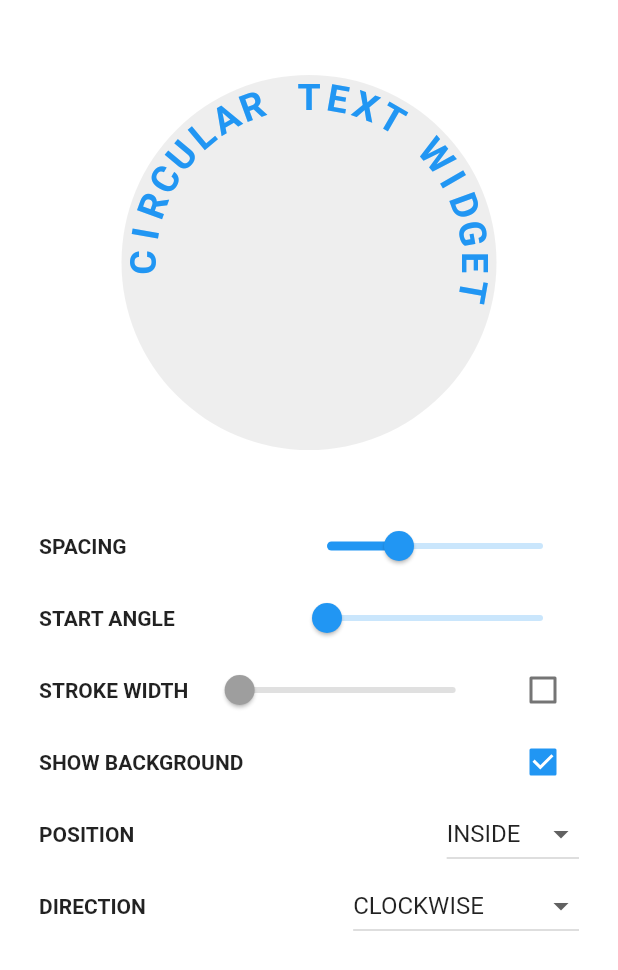
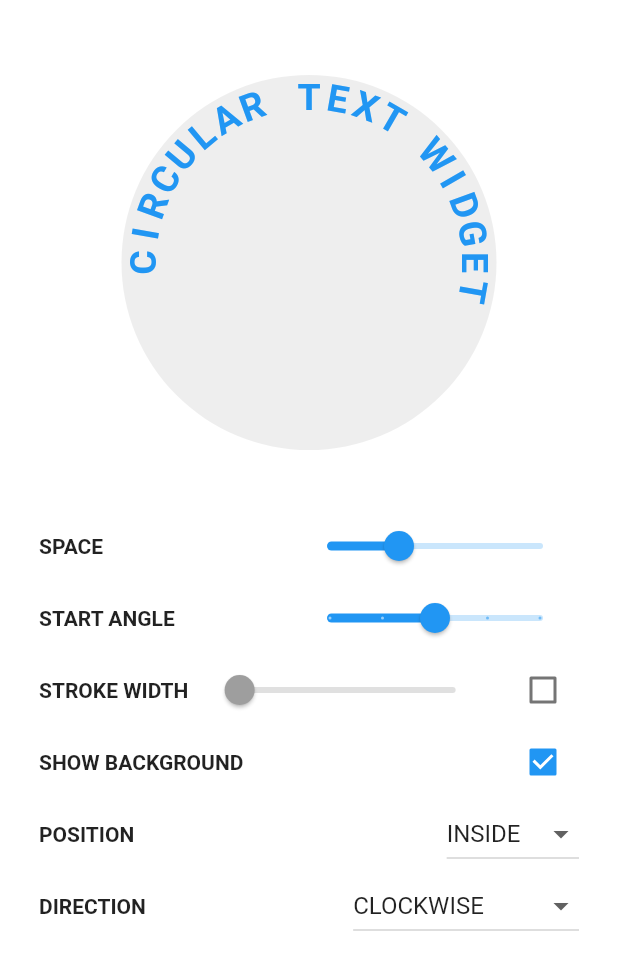
Before and after one commit to faob-dev/flutter_circular_text, a Flutter app: the screen it shows after launch, on a phone screen of 412 x 824 dp. Shown: the top 970 px of the screen. Run offline on Flutter 3.47's test engine with Material 2 defaults, Android fonts, the phone set to English and light mode, and no system bars.

Commit message:
added some minor changes and changed text angle position

```diff
--- a/example/lib/main.dart
+++ b/example/lib/main.dart
@@ -13,8 +13,8 @@ class CircularTextDemo extends StatefulWidget {
 }
 
 class _CircularTextDemoState extends State<CircularTextDemo> {
-  double _spacing = 10;
-  double _startAngle = 0;
+  double _space = 10;
+  double _startAngle = 180;
   double _strokeWidth = 0.0;
   bool _showStroke = false;
   bool _showBackground = true;
@@ -71,11 +71,13 @@ class _CircularTextDemoState extends State<CircularTextDemo> {
     }
 
     return CircularText(
-      text: "circular text widget",
-      textStyle: TextStyle(
-          fontSize: 25, color: Colors.blue, fontWeight: FontWeight.bold),
+      text: Text(
+        "circular text widget",
+        style: TextStyle(
+            fontSize: 25, color: Colors.blue, fontWeight: FontWeight.bold),
+      ),
       radius: 125,
-      spacing: _spacing,
+      space: _space,
       startAngle: _startAngle,
       backgroundPaint: backgroundPaint,
       position: _position,
@@ -88,13 +90,13 @@ class _CircularTextDemoState extends State<CircularTextDemo> {
       child: Row(
         mainAxisAlignment: MainAxisAlignment.spaceBetween,
         children: <Widget>[
-          Text("SPACING", style: TextStyle(fontWeight: FontWeight.bold)),
+          Text("SPACE", style: TextStyle(fontWeight: FontWeight.bold)),
           Slider(
-            value: _spacing,
+            value: _space,
             min: 0,
             max: 30,
             onChanged: (value) {
-              setState(() => _spacing = value);
+              setState(() => _space = value);
             },
           )
         ],
@@ -112,6 +114,8 @@ class _CircularTextDemoState extends State<CircularTextDemo> {
             value: _startAngle,
             min: 0,
             max: 360,
+            divisions: 4,
+            label: "${_startAngle.toInt()}",
             onChanged: (value) {
               setState(() => _startAngle = value);
             },
--- a/lib/circular_text/widget.dart
+++ b/lib/circular_text/widget.dart
@@ -7,22 +7,16 @@ enum CircularTextPosition { outside, inside }
 
 class CircularText extends StatelessWidget {
   //Text
-  final String text;
-
-  //Text style
-  final TextStyle textStyle;
+  final Text text;
 
   //Circle radius
   final double radius;
 
   //Spacing between characters
-  final double spacing;
+  final double space;
 
   //Text starting position
   final double startAngle;
-
-  //Background shape paint
-  final Paint backgroundPaint;
 
   //Text position either outside or inside circle
   final CircularTextPosition position;
@@ -30,25 +24,26 @@ class CircularText extends StatelessWidget {
   //Text direction either clockwise or anticlockwise
   final CircularTextDirection direction;
 
+  //Background shape paint
+  final Paint backgroundPaint;
+
   CircularText(
       {Key key,
       @required this.text,
-      this.textStyle = const TextStyle(),
       this.radius = 125,
-      this.spacing = 10,
+      this.space = 10,
       this.startAngle = 0,
       Paint backgroundPaint,
       this.position = CircularTextPosition.inside,
       this.direction = CircularTextDirection.clockwise})
       : assert(text != null),
-        assert(textStyle != null),
         assert(radius != null && radius >= 0),
-        assert(spacing != null && spacing >= 0),
-        assert(startAngle != null && startAngle >= 0),
+        assert(space != null && space >= 0),
+        assert(startAngle != null),
+        assert(position != null),
+        assert(direction != null),
         this.backgroundPaint = backgroundPaint ??
             (backgroundPaint = Paint()..color = Colors.transparent),
-        assert(position != null),
-        assert(direction != null),
         super(key: key);
 
   @override
@@ -57,46 +52,45 @@ class CircularText extends StatelessWidget {
       child: SizedBox.fromSize(
         size: Size(2 * radius, 2 * radius),
         child: CustomPaint(
-          painter: CircularTextPainter(
-              text: text,
-              textStyle: textStyle,
-              spacing: spacing,
-              startAngle: startAngle,
-              backgroundPaint: backgroundPaint,
-              position: position,
-              direction: direction),
+          painter: _CircularTextPainter(
+            text: text,
+            space: space,
+            startAngle: startAngle,
+            position: position,
+            direction: direction,
+            backgroundPaint: backgroundPaint,
+            textDirection: Directionality.of(context),
+          ),
         ),
       ),
     );
   }
 }
 
-class CircularTextPainter extends CustomPainter {
-  final String text;
-  final TextStyle textStyle;
-  final double spacing;
+class _CircularTextPainter extends CustomPainter {
+  final Text text;
+  final double space;
   final double startAngle;
-  final Paint backgroundPaint;
   final CircularTextPosition position;
   final CircularTextDirection direction;
+  final Paint backgroundPaint;
 
   double _radius = 0.0;
   List<TextPainter> _charPainters = [];
 
-  CircularTextPainter(
+  _CircularTextPainter(
       {this.text,
-      this.textStyle,
-      this.spacing,
+      this.space,
       this.startAngle,
+      this.position,
+      this.direction,
       this.backgroundPaint,
-      this.position,
-      this.direction}) {
-    for (final char in text.toUpperCase().split("")) {
-      final tp = TextPainter(
-          text: TextSpan(text: char, style: textStyle),
-          textDirection: TextDirection.ltr);
-      tp.layout();
-      _charPainters.add(tp);
+      TextDirection textDirection}) {
+    for (final char in text.data.toUpperCase().split("")) {
+      _charPainters.add(TextPainter(
+          text: TextSpan(text: char, style: text.style),
+          textDirection: textDirection)
+        ..layout());
     }
   }
 
@@ -117,7 +111,7 @@ class CircularTextPainter extends CustomPainter {
     bool hasStrokeStyle = backgroundPaint.style == PaintingStyle.stroke &&
         backgroundPaint.strokeWidth > 0.0;
 
-    canvas.rotate((startAngle - 90) * pi / 180);
+    canvas.rotate((startAngle + 90) * pi / 180);
     for (int i = 0; i < _charPainters.length; i++) {
       final tp = _charPainters[i];
       final x = -tp.width / 2;
@@ -127,7 +121,7 @@ class CircularTextPainter extends CustomPainter {
           : -_radius - (hasStrokeStyle ? tp.height / 2 : 0.0);
 
       tp.paint(canvas, Offset(x, y));
-      canvas.rotate(spacing * pi / 180);
+      canvas.rotate(space * pi / 180);
     }
   }
 
@@ -135,7 +129,7 @@ class CircularTextPainter extends CustomPainter {
     bool hasStrokeStyle = backgroundPaint.style == PaintingStyle.stroke &&
         backgroundPaint.strokeWidth > 0.0;
 
-    canvas.rotate((-startAngle - 270) * pi / 180);
+    canvas.rotate((startAngle - 90) * pi / 180);
     for (int i = 0; i < _charPainters.length; i++) {
       final tp = _charPainters[i];
       final x = -tp.width / 2;
@@ -144,17 +138,16 @@ class CircularTextPainter extends CustomPainter {
           : (_radius - tp.height) + (hasStrokeStyle ? tp.height / 2 : 0.0);
 
       tp.paint(canvas, Offset(x, y));
-      canvas.rotate(-spacing * pi / 180);
+      canvas.rotate(-space * pi / 180);
     }
   }
 
   @override
-  bool shouldRepaint(CircularTextPainter oldDelegate) =>
+  bool shouldRepaint(_CircularTextPainter oldDelegate) =>
       oldDelegate.text != text ||
-      oldDelegate.textStyle != textStyle ||
-      oldDelegate.spacing != spacing ||
+      oldDelegate.space != space ||
       oldDelegate.startAngle != startAngle ||
-      oldDelegate.backgroundPaint != backgroundPaint ||
       oldDelegate.position != position ||
-      oldDelegate.direction != direction;
+      oldDelegate.direction != direction ||
+      oldDelegate.backgroundPaint != backgroundPaint;
 }
--- a/pubspec.yaml
+++ b/pubspec.yaml
@@ -1,7 +1,6 @@
 name: flutter_circular_text
 description: Flutter package which places characters in a curved circular path.
-version: 0.2.0
-author: FaoB <faob.dev@gmail.com>
+version: 0.2.1
 homepage: https://github.com/faob-dev/flutter_circular_text
 
 environment:
```
Also changed, not shown: example/pubspec.lock, pubspec.lock, 1 other file.
